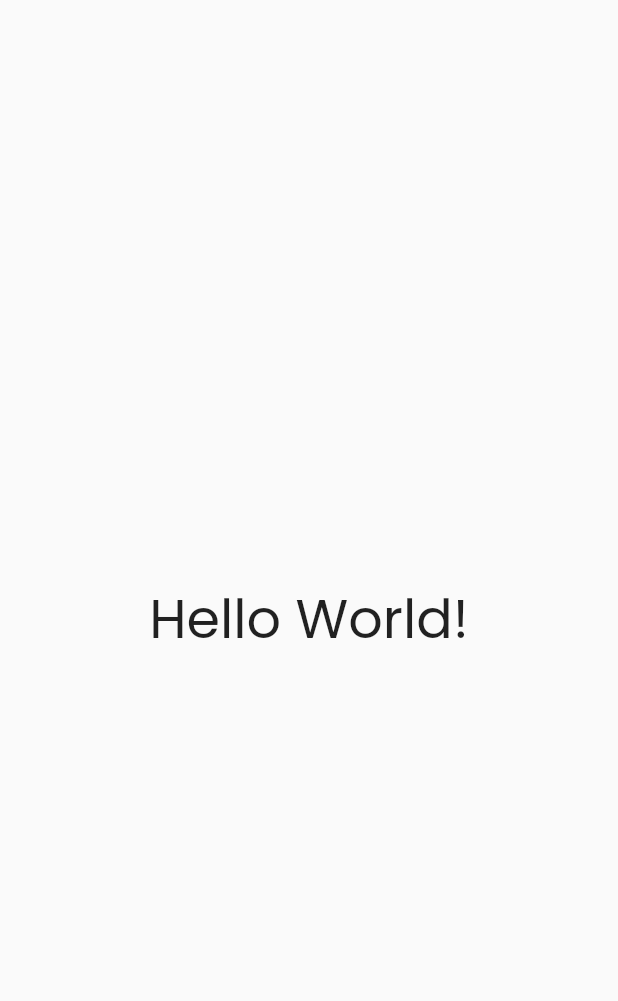
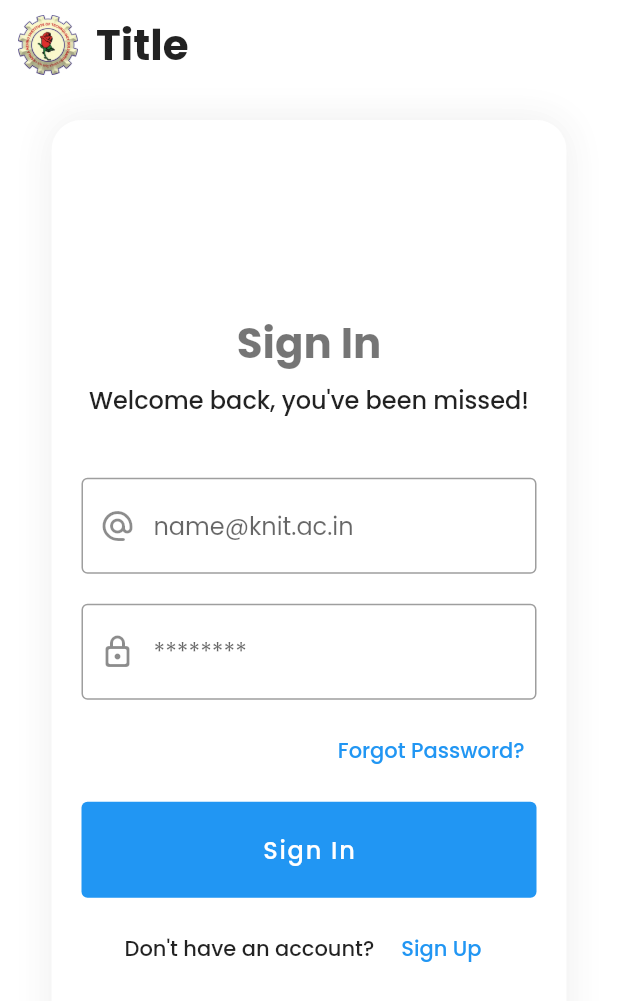
Before and after one commit to aman1210/College_Social_Network, a Flutter app: the screen it shows after launch, on a phone screen of 412 x 824 dp. Shown: the top 1001 px of the screen. Run offline on Flutter 3.47's test engine with Material 2 defaults, Android fonts, the phone set to English and light mode, and no system bars; our stand-ins replace google_fonts.

Commit message:
auth page

```diff
--- /dev/null
+++ b/Frontend/college_social_network/lib/components/app_bar.dart
@@ -0,0 +1,23 @@
+import 'package:college_social_network/utils/images.dart';
+import 'package:flutter/material.dart';
+
+class CustomAppBar extends StatelessWidget {
+  const CustomAppBar({Key? key}) : super(key: key);
+
+  @override
+  Widget build(BuildContext context) {
+    return Container(
+      height: 60,
+      padding: const EdgeInsets.symmetric(horizontal: 12, vertical: 4),
+      child: Row(children: [
+        Image.asset(Images.logo, height: 40),
+        const SizedBox(width: 12),
+        const Text(
+          "Title",
+          style: TextStyle(fontSize: 28, fontWeight: FontWeight.bold),
+        ),
+        const Expanded(child: SizedBox())
+      ]),
+    );
+  }
+}
--- /dev/null
+++ b/Frontend/college_social_network/lib/extensions.dart
@@ -0,0 +1,30 @@
+import 'package:flutter/material.dart';
+
+extension Neumorphism on Widget {
+  addNeumorphism({
+    double borderRadius = 10.0,
+    Offset offset = const Offset(5, 5),
+    double blurRadius = 10,
+    Color topShadowColor = Colors.white60,
+    Color bottomShadowColor = const Color(0x26234395),
+  }) {
+    return Container(
+      decoration: BoxDecoration(
+        borderRadius: BorderRadius.all(Radius.circular(borderRadius)),
+        boxShadow: [
+          BoxShadow(
+            offset: offset,
+            blurRadius: blurRadius,
+            color: bottomShadowColor,
+          ),
+          BoxShadow(
+            offset: Offset(-offset.dx, -offset.dx),
+            blurRadius: blurRadius,
+            color: topShadowColor,
+          ),
+        ],
+      ),
+      child: this,
+    );
+  }
+}
--- a/Frontend/college_social_network/lib/main.dart
+++ b/Frontend/college_social_network/lib/main.dart
@@ -1,4 +1,5 @@
 import 'package:college_social_network/utils/theme.dart';
+import 'package:college_social_network/views/main_screen.dart';
 import 'package:flutter/material.dart';
 import 'package:google_fonts/google_fonts.dart';
 
@@ -15,13 +16,8 @@ class MyApp extends StatelessWidget {
     return MaterialApp(
       title: 'Flutter Demo',
       theme: lightTheme,
-      home: Scaffold(
-          body: Center(
-        child: Text(
-          "Hello World!",
-          style: GoogleFonts.poppins(fontSize: 36),
-        ),
-      )),
+      debugShowCheckedModeBanner: false,
+      home: MainScreen(),
     );
   }
 }
--- /dev/null
+++ b/Frontend/college_social_network/lib/responsive.dart
@@ -0,0 +1,39 @@
+import 'package:flutter/material.dart';
+
+class Responsive extends StatelessWidget {
+  final Widget mobile;
+  final Widget tablet;
+  final Widget desktop;
+
+  const Responsive({
+    Key? key,
+    required this.mobile,
+    required this.tablet,
+    required this.desktop,
+  }) : super(key: key);
+
+  static bool isMobile(BuildContext context) =>
+      MediaQuery.of(context).size.width < 650;
+
+  static bool isTablet(BuildContext context) =>
+      MediaQuery.of(context).size.width < 1100 &&
+      MediaQuery.of(context).size.width >= 650;
+
+  static bool isDesktop(BuildContext context) =>
+      MediaQuery.of(context).size.width >= 1100;
+
+  @override
+  Widget build(BuildContext context) {
+    return LayoutBuilder(
+      builder: (context, constraints) {
+        if (constraints.maxWidth >= 1100) {
+          return desktop;
+        } else if (constraints.maxWidth >= 650) {
+          return tablet;
+        } else {
+          return mobile;
+        }
+      },
+    );
+  }
+}
--- /dev/null
+++ b/Frontend/college_social_network/lib/utils/constants.dart
@@ -0,0 +1 @@
+const kDefaultPadding = 20.0;
--- /dev/null
+++ b/Frontend/college_social_network/lib/utils/images.dart
@@ -0,0 +1,5 @@
+library images;
+
+class Images {
+  static const String logo = "assets/images/logo.png";
+}
--- /dev/null
+++ b/Frontend/college_social_network/lib/views/auth_screen.dart
@@ -0,0 +1,195 @@
+import 'package:college_social_network/responsive.dart';
+import 'package:college_social_network/utils/constants.dart';
+import 'package:flutter/material.dart';
+
+class AuthScreen extends StatefulWidget {
+  const AuthScreen({Key? key}) : super(key: key);
+
+  @override
+  State<AuthScreen> createState() => _AuthScreenState();
+}
+
+class _AuthScreenState extends State<AuthScreen> {
+  bool isSignUpMode = false;
+
+  final GlobalKey _key = GlobalKey<FormState>();
+
+  final TextEditingController _emailController = TextEditingController();
+
+  final TextEditingController _nameController = TextEditingController();
+
+  final TextEditingController _passwordController = TextEditingController();
+
+  @override
+  Widget build(BuildContext context) {
+    Size _size = MediaQuery.of(context).size;
+    return Form(
+      key: _key,
+      child: Container(
+        margin: const EdgeInsets.all(kDefaultPadding),
+        padding: const EdgeInsets.all(kDefaultPadding),
+        height: _size.height - (120),
+        width: Responsive.isDesktop(context)
+            ? _size.width / 3
+            : Responsive.isTablet(context)
+                ? _size.width / 2
+                : _size.width / 1.2,
+        alignment: Alignment.center,
+        decoration: BoxDecoration(
+          boxShadow: [
+            BoxShadow(
+              blurRadius: 22,
+              color: Colors.black.withOpacity(0.07),
+            )
+          ],
+          color: Colors.white,
+          borderRadius: BorderRadius.circular(20),
+        ),
+        child: Column(
+          mainAxisAlignment: MainAxisAlignment.center,
+          mainAxisSize: MainAxisSize.max,
+          children: [
+            Text(
+              isSignUpMode ? "Getting Started" : "Sign In",
+              style: Theme.of(context)
+                  .textTheme
+                  .headline4
+                  ?.copyWith(fontWeight: FontWeight.bold, fontSize: 28),
+            ),
+            const SizedBox(height: kDefaultPadding / 4),
+            Text(
+              !isSignUpMode
+                  ? "Welcome back, you've been missed!"
+                  : "Create an account to connect with friends",
+              textAlign: TextAlign.center,
+              style: Theme.of(context)
+                  .textTheme
+                  .headline6
+                  ?.copyWith(fontSize: 16, fontWeight: FontWeight.w500),
+            ),
+            const SizedBox(height: kDefaultPadding * 2),
+            TextFormField(
+              controller: _emailController,
+              validator: (val) {
+                if (val == null || val.isEmpty) {
+                  return 'Please enter valid email address';
+                }
+                if (!val.endsWith('knit.ac.in')) {
+                  return 'Please enter college email address';
+                }
+                return null;
+              },
+              decoration: InputDecoration(
+                  hintText: isSignUpMode ? "Your email" : "name@knit.ac.in",
+                  border: const OutlineInputBorder(),
+                  prefixIcon: const Icon(Icons.alternate_email_rounded)),
+            ),
+            if (isSignUpMode) const SizedBox(height: kDefaultPadding),
+            if (isSignUpMode)
+              TextFormField(
+                controller: _nameController,
+                validator: (val) {
+                  if (val == null || val.isEmpty) {
+                    return 'Please enter your name';
+                  }
+                  if (val.trim().length < 6) {
+                    return 'Please enter valid/full name';
+                  }
+                  return null;
+                },
+                decoration: const InputDecoration(
+                    hintText: "Your Name",
+                    border: OutlineInputBorder(),
+                    prefixIcon: Icon(Icons.face_outlined)),
+              ),
+            const SizedBox(height: kDefaultPadding),
+            TextFormField(
+              controller: _passwordController,
+              validator: (val) {
+                if (val == null || val.isEmpty) {
+                  return 'Please enter password';
+                }
+                return null;
+              },
+              decoration: const InputDecoration(
+                  hintText: "********",
+                  border: OutlineInputBorder(),
+                  prefixIcon: Icon(Icons.lock_outline_rounded)),
+            ),
+            const SizedBox(height: kDefaultPadding / 2),
+            Row(
+              children: [
+                const Expanded(child: SizedBox()),
+                TextButton(
+                    onPressed: () {}, child: const Text("Forgot Password?"))
+              ],
+            ),
+            const SizedBox(height: kDefaultPadding / 2),
+            SizedBox(
+              width: double.infinity,
+              child: TextButton(
+                style: ButtonStyle(
+                    backgroundColor: MaterialStateProperty.all(
+                        Theme.of(context).primaryColor),
+                    foregroundColor: MaterialStateProperty.all(Colors.white)),
+                onPressed: () {},
+                child: Padding(
+                  padding: const EdgeInsets.all(12.0),
+                  child: Text(
+                    !isSignUpMode ? "Sign In" : "Sign Up",
+                    style: const TextStyle(letterSpacing: 1.2, fontSize: 16),
+                  ),
+                ),
+              ),
+            ),
+            const SizedBox(height: kDefaultPadding / 2),
+            if (isSignUpMode)
+              Row(
+                mainAxisAlignment: MainAxisAlignment.center,
+                children: [
+                  const Text(
+                    "Already have an account?",
+                    style: TextStyle(fontWeight: FontWeight.w500),
+                  ),
+                  const SizedBox(width: kDefaultPadding / 2),
+                  TextButton(
+                    onPressed: () {
+                      setState(() {
+                        isSignUpMode = false;
+                      });
+                    },
+                    child: const Text(
+                      "Sign In",
+                      style: TextStyle(fontWeight: FontWeight.w500),
+                    ),
+                  )
+                ],
+              ),
+            if (!isSignUpMode)
+              Row(
+                mainAxisAlignment: MainAxisAlignment.center,
+                children: [
+                  const Text(
+                    "Don't have an account?",
+                    style: TextStyle(fontWeight: FontWeight.w500),
+                  ),
+                  const SizedBox(width: kDefaultPadding / 2),
+                  TextButton(
+                    onPressed: () {
+                      setState(() {
+                        isSignUpMode = true;
+                      });
+                    },
+                    child: const Text(
+                      "Sign Up",
+                      style: TextStyle(fontWeight: FontWeight.w500),
+                    ),
+                  )
+                ],
+              )
+          ],
+        ),
+      ),
+    );
+  }
+}
--- /dev/null
+++ b/Frontend/college_social_network/lib/views/main_screen.dart
@@ -0,0 +1,24 @@
+import 'package:college_social_network/components/app_bar.dart';
+import 'package:college_social_network/responsive.dart';
+import 'package:college_social_network/views/auth_screen.dart';
+import 'package:flutter/material.dart';
+
+class MainScreen extends StatelessWidget {
+  const MainScreen({Key? key}) : super(key: key);
+
+  @override
+  Widget build(BuildContext context) {
+    Size _size = MediaQuery.of(context).size;
+    return Scaffold(
+        backgroundColor: Colors.white70,
+        body: Column(
+          children: [
+            CustomAppBar(),
+            Responsive(
+                mobile: AuthScreen(),
+                tablet: AuthScreen(),
+                desktop: AuthScreen()),
+          ],
+        ));
+  }
+}
--- a/Frontend/college_social_network/pubspec.yaml
+++ b/Frontend/college_social_network/pubspec.yaml
@@ -64,8 +64,8 @@ flutter:
   uses-material-design: true
 
   # To add assets to your application, add an assets section, like this:
-  # assets:
-  #   - images/a_dot_burr.jpeg
+  assets:
+    - assets/images/
   #   - images/a_dot_ham.jpeg
 
   # An image asset can refer to one or more resolution-specific "variants", see
```
Also changed, not shown: Frontend/college_social_network/assets/images/logo.png (added), 2 other files.
